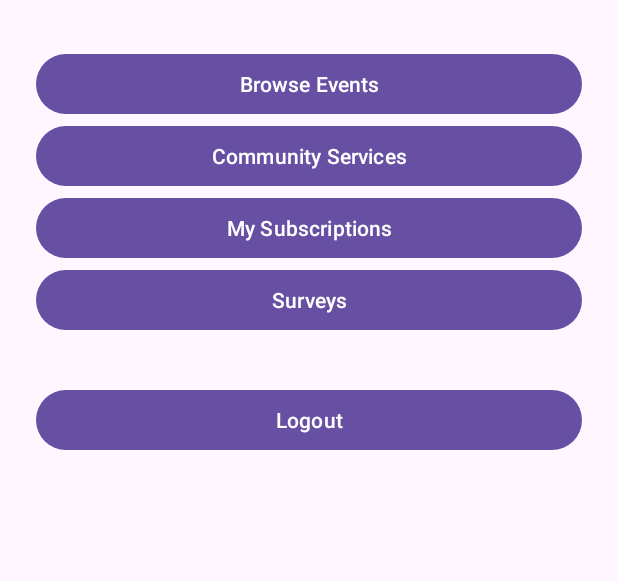
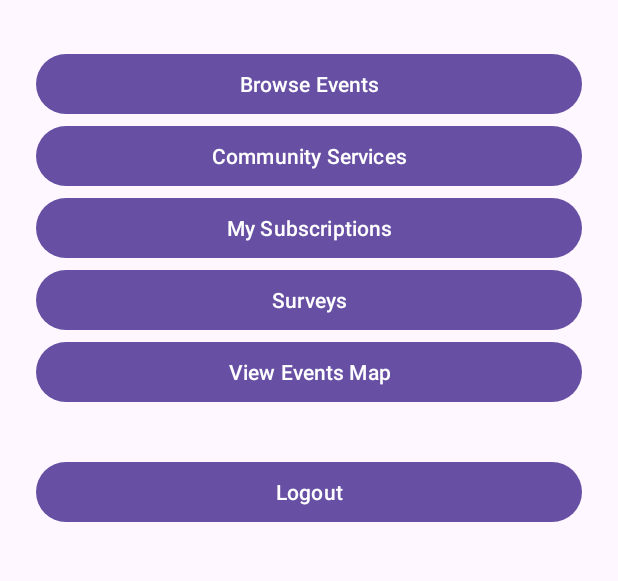
Before and after one commit to ETHAN2545/UbiCompProject, an Android app: the UserDashboardActivity screen opened directly, with no data from a screen before it, on a phone screen of 412 x 824 dp, the part 89-670 px from its top. Run offline under Robolectric (Android 15) with nearby library versions, the phone set to English and light mode, and no system bars; our stand-ins replace Firebase (no records; nobody signed in at launch, a user with empty details on screens opened directly).

Commit message:
added map functionality to the user dashboard and included it in the manifest

```diff
--- a/app/src/main/AndroidManifest.xml
+++ b/app/src/main/AndroidManifest.xml
@@ -73,6 +73,10 @@
             android:name=".activities.ServiceDetailsActivity"
             android:exported="false" />
 
+        <activity
+            android:name=".activities.EventsMapActivity"
+            android:exported="false" />
+
     </application>
 
 </manifest>
--- a/app/src/main/java/com/example/dublin8community/activities/UserDashboardActivity.java
+++ b/app/src/main/java/com/example/dublin8community/activities/UserDashboardActivity.java
@@ -18,6 +18,7 @@ public class UserDashboardActivity extends AppCompatActivity {
     private TextView welcomeText;
     private Button eventsButton;
     private Button servicesButton;
+    private Button eventsMapButton;
     private Button logoutButton;
 
     @Override
@@ -27,8 +28,10 @@ public class UserDashboardActivity extends AppCompatActivity {
 
         welcomeText = findViewById(R.id.welcomeText);
         eventsButton = findViewById(R.id.eventsButton);
+        servicesButton = findViewById(R.id.servicesButton);
+        eventsMapButton = findViewById(R.id.eventsMapButton);
         logoutButton = findViewById(R.id.logoutButton);
-        servicesButton = findViewById(R.id.servicesButton);
+
 
         welcomeText.setText("Dublin 8 Community");
 
@@ -46,6 +49,13 @@ public class UserDashboardActivity extends AppCompatActivity {
             startActivity(intent);
         });
 
+        eventsMapButton.setOnClickListener(v -> {
+
+            Intent intent = new Intent(UserDashboardActivity.this, EventsMapActivity.class);
+
+            startActivity(intent);
+        });
+
         logoutButton.setOnClickListener(v -> {
 
             FirebaseAuth.getInstance().signOut();
--- /dev/null
+++ b/app/src/main/res/layout/activity_events_map.xml
@@ -0,0 +1,6 @@
+<?xml version="1.0" encoding="utf-8"?>
+<fragment xmlns:android="http://schemas.android.com/apk/res/android"
+    android:id="@+id/eventsMap"
+    android:name="com.google.android.gms.maps.SupportMapFragment"
+    android:layout_width="match_parent"
+    android:layout_height="match_parent" />
--- a/app/src/main/res/layout/activity_user_dashboard.xml
+++ b/app/src/main/res/layout/activity_user_dashboard.xml
@@ -41,6 +41,12 @@
         android:text="Surveys" />
 
     <Button
+        android:id="@+id/eventsMapButton"
+        android:layout_width="match_parent"
+        android:layout_height="wrap_content"
+        android:text="View Events Map" />
+
+    <Button
         android:id="@+id/logoutButton"
         android:layout_width="match_parent"
         android:layout_height="wrap_content"
```
